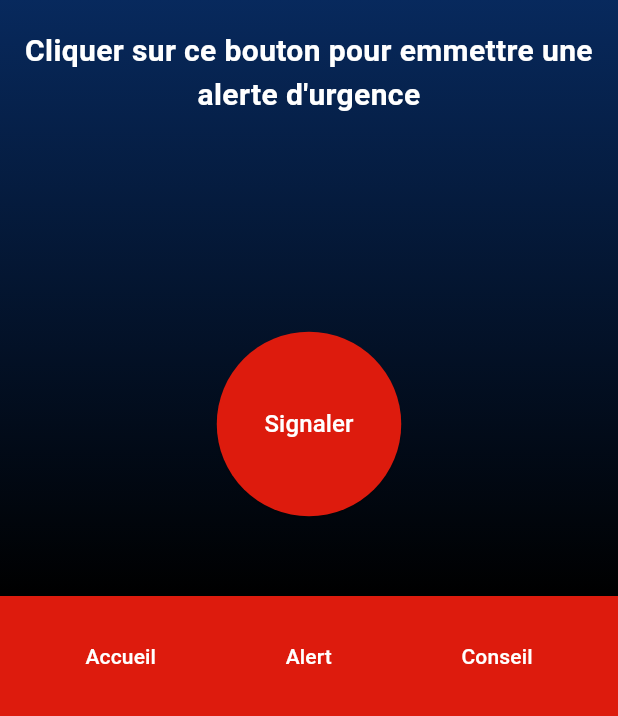
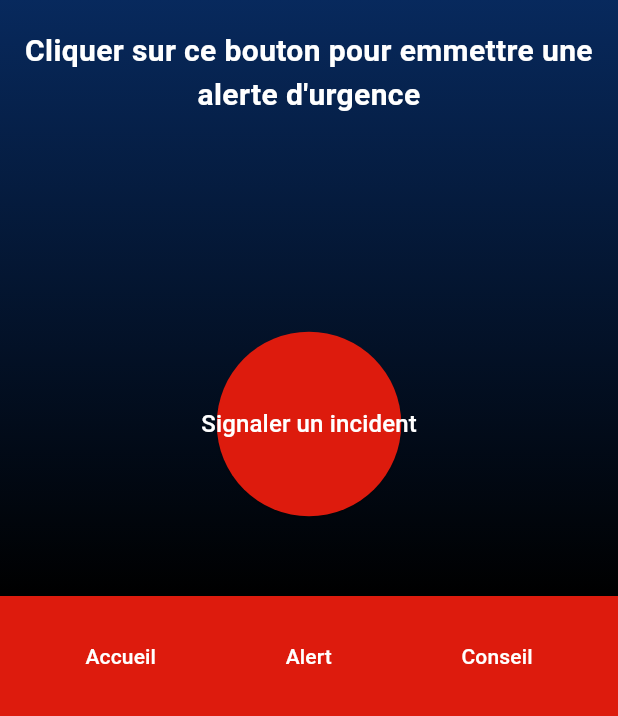
Before and after one commit to amydiallo295/projet_soutenance, a Flutter app: the screen it shows after launch, on a phone screen of 412 x 824 dp, the part 520-1236 px from its top. Run offline on Flutter 3.47's test engine with Material 3 defaults, Android fonts, the phone set to English and light mode, and no system bars; drawn by our look-alikes of badges.

Commit message:
alert page terminer

```diff
--- a/lib/ui/sreens/alertPage.dart
+++ b/lib/ui/sreens/alertPage.dart
@@ -97,7 +97,7 @@ class AlertPage extends StatelessWidget {
                                   // Forme du bouton en cercle
                                   ),
                               child: Text(
-                                'Signaler',
+                                'Signaler un incident',
                                 style: TextStyle(
                                   color: Colors
                                       .white, // Couleur du texte du bouton
```
